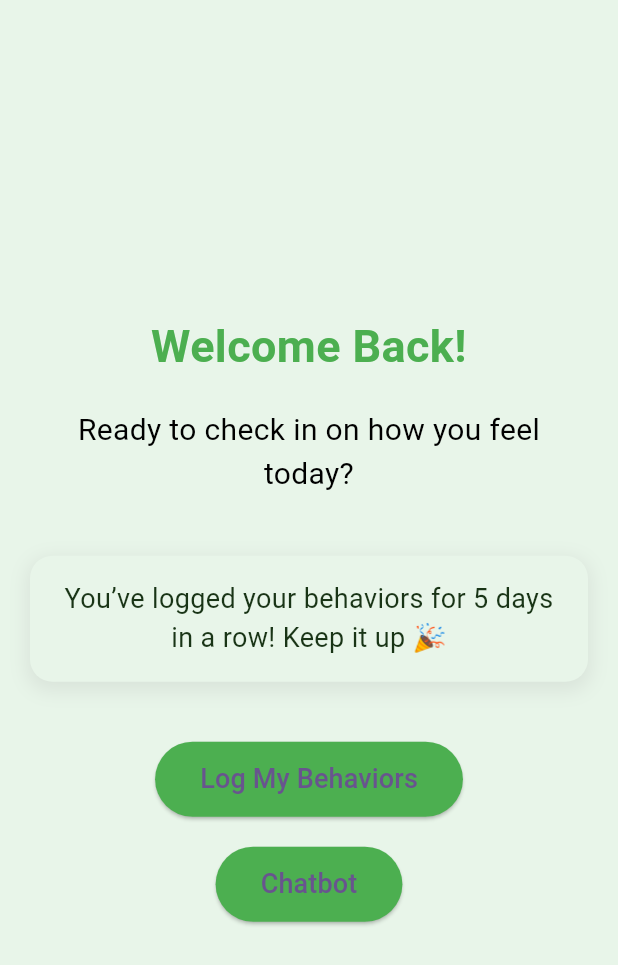
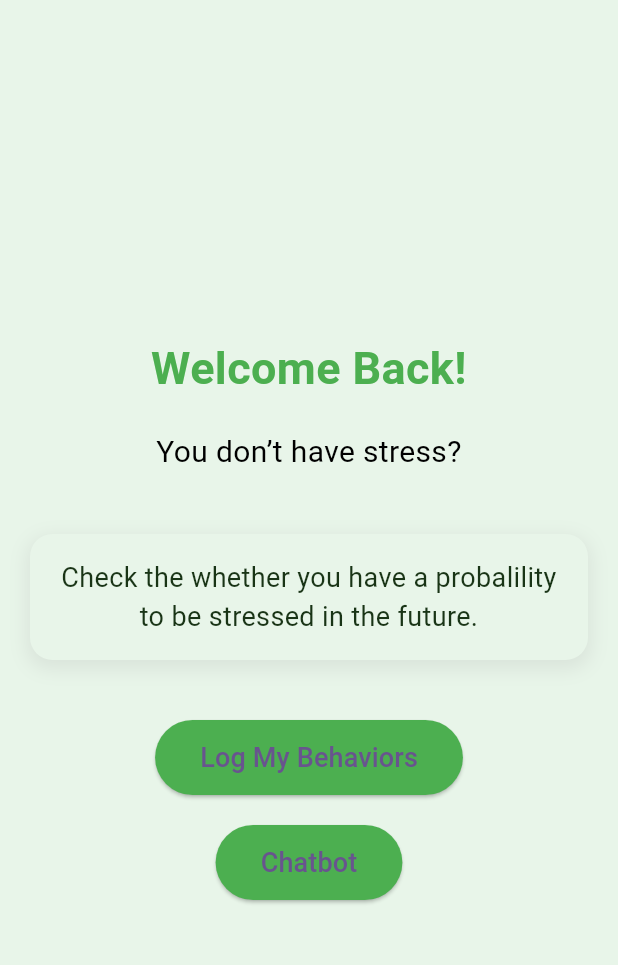
Before and after one commit to IT21161674/Ayuraura, a Flutter app: the BehaviorsQuizHomePage screen opened directly, on a phone screen of 412 x 824 dp. Shown: the top 965 px of the screen. Run offline on Flutter 3.47's test engine with Material 3 defaults, Android fonts, the phone set to English and light mode, and no system bars; our stand-ins replace camera, charts_flutter, cloud_firestore, equatable, firebase_auth, flutter_bloc and 5 more; missing offline and left inert: stress_management, zoom_widget; accounts and stored records are empty.

Commit message:
Behavior quiz home page greeting updated

```diff
--- a/frontend/lib/pages/main_pages/behaviors/behaviors_quiz_home_page.dart
+++ b/frontend/lib/pages/main_pages/behaviors/behaviors_quiz_home_page.dart
@@ -28,7 +28,7 @@ class BehaviorsQuizHomePage extends StatelessWidget {
             ),
             SizedBox(height: 20),
             Text(
-              'Ready to check in on how you feel today?',
+              'You don’t have stress?',
               textAlign: TextAlign.center,
               style: TextStyle(fontSize: 20, color: Colors.black),
             ),
@@ -48,7 +48,7 @@ class BehaviorsQuizHomePage extends StatelessWidget {
                 ],
               ),
               child: Text(
-                'You’ve logged your behaviors for 5 days in a row! Keep it up 🎉',
+                'Check the whether you have a probalility to be stressed in the future.',
                 textAlign: TextAlign.center,
                 style: TextStyle(fontSize: 18, color: AppColors.primary),
               ),
```
